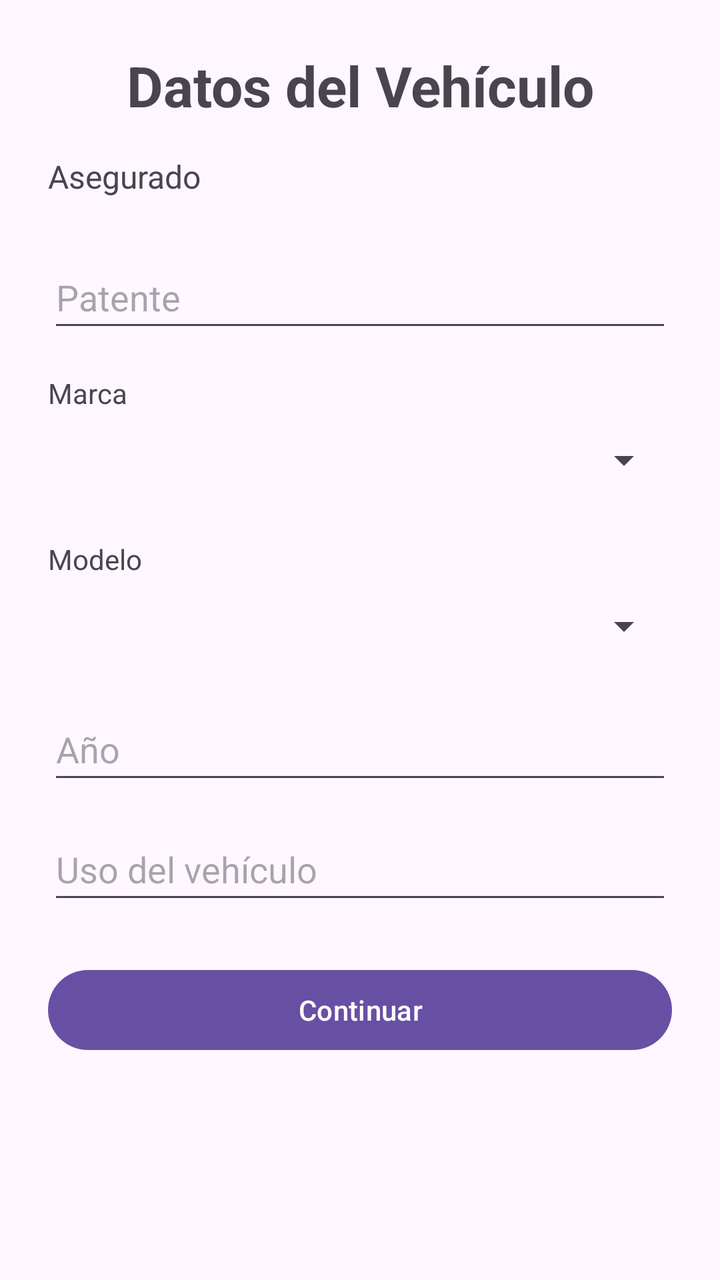
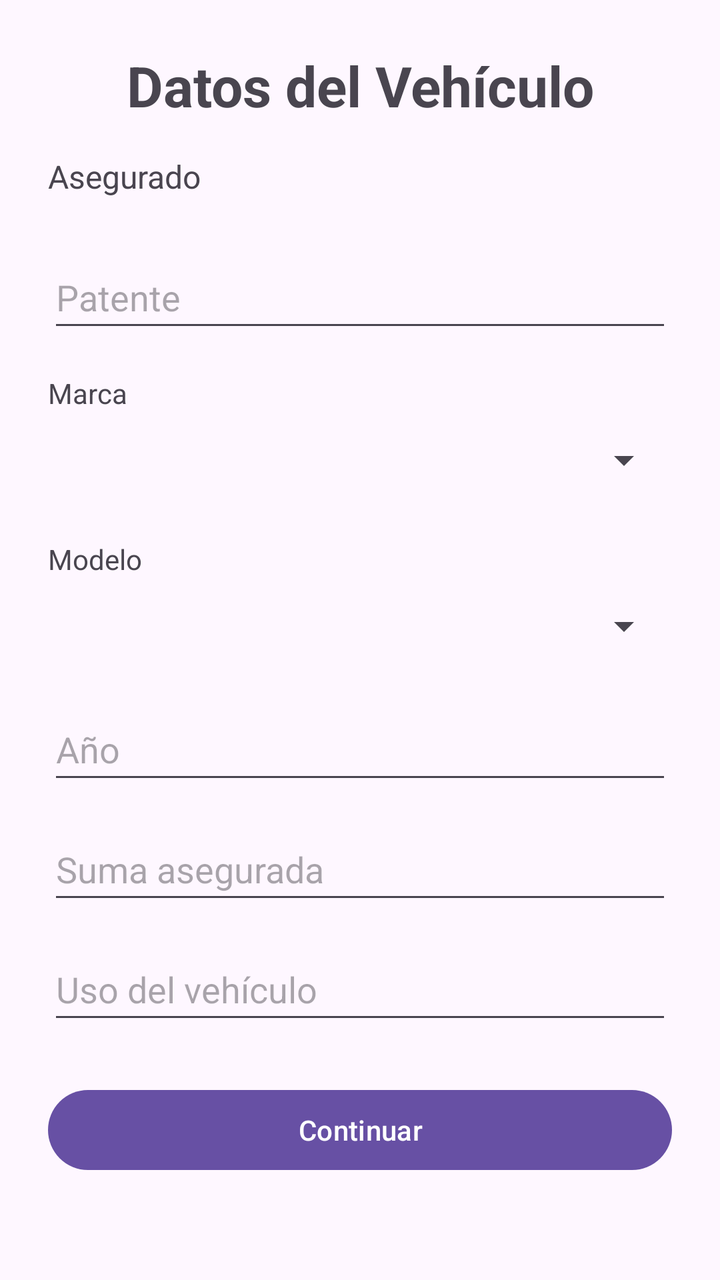

Screens rendered from an Android XML layout before and after an edit, with the pre-edit source and the edit as a unified diff.
<!-- AndroidManifest.xml: application theme Theme.CotizadorSeguros -->
<!-- res/layout/activity_vehiculo.xml -->
<?xml version="1.0" encoding="utf-8"?>
<androidx.constraintlayout.widget.ConstraintLayout
    xmlns:android="http://schemas.android.com/apk/res/android"
    xmlns:app="http://schemas.android.com/apk/res-auto"
    xmlns:tools="http://schemas.android.com/tools"
    android:id="@+id/main"
    android:layout_width="match_parent"
    android:layout_height="match_parent"
    tools:context=".VehiculoActivity">

    <ScrollView
        android:id="@+id/scrollVehiculo"
        android:layout_width="0dp"
        android:layout_height="0dp"
        android:fillViewport="true"
        app:layout_constraintTop_toTopOf="parent"
        app:layout_constraintBottom_toBottomOf="parent"
        app:layout_constraintStart_toStartOf="parent"
        app:layout_constraintEnd_toEndOf="parent">

        <LinearLayout
            android:id="@+id/contenedorVehiculo"
            android:layout_width="match_parent"
            android:layout_height="wrap_content"
            android:orientation="vertical"
            android:padding="24dp">

            <TextView
                android:id="@+id/txtTituloVehiculo"
                android:layout_width="match_parent"
                android:layout_height="wrap_content"
                android:text="Datos del Vehículo"
                android:textSize="28sp"
                android:textStyle="bold"
                android:gravity="center"
                android:layout_marginBottom="16dp" />

            <TextView
                android:id="@+id/txtAsegurado"
                android:layout_width="match_parent"
                android:layout_height="wrap_content"
                android:text="Asegurado"
                android:textSize="16sp"
                android:layout_marginBottom="24dp" />

            <EditText
                android:id="@+id/inputPatente"
                android:layout_width="match_parent"
                android:layout_height="wrap_content"
                android:minHeight="48dp"
                android:hint="Patente"
                android:inputType="textCapCharacters" />

            <TextView
                android:layout_width="match_parent"
                android:layout_height="wrap_content"
                android:text="Marca"
                android:layout_marginTop="16dp" />

            <Spinner
                android:id="@+id/spinnerMarca"
                android:layout_width="match_parent"
                android:layout_height="wrap_content"
                android:minHeight="48dp" />

            <TextView
                android:layout_width="match_parent"
                android:layout_height="wrap_content"
                android:text="Modelo"
                android:layout_marginTop="16dp" />

            <Spinner
                android:id="@+id/spinnerModelo"
                android:layout_width="match_parent"
                android:layout_height="wrap_content"
                android:minHeight="48dp" />

            <EditText
                android:id="@+id/inputAnio"
                android:layout_width="match_parent"
                android:layout_height="wrap_content"
                android:minHeight="48dp"
                android:hint="Año"
                android:inputType="number"
                android:layout_marginTop="12dp" />

            <EditText
                android:id="@+id/inputUso"
                android:layout_width="match_parent"
                android:layout_height="wrap_content"
                android:minHeight="48dp"
                android:hint="Uso del vehículo"
                android:inputType="textCapWords"
                android:layout_marginTop="12dp" />

            <Button
                android:id="@+id/btnContinuarVehiculo"
                android:layout_width="match_parent"
                android:layout_height="wrap_content"
                android:text="Continuar"
                android:layout_marginTop="24dp"
                android:onClick="continuarVehiculo" />

        </LinearLayout>

    </ScrollView>

</androidx.constraintlayout.widget.ConstraintLayout>
<!-- resources referenced by this layout -->
<resources>
  <style name="Theme.CotizadorSeguros" parent="Base.Theme.CotizadorSeguros" />
  <style name="Base.Theme.CotizadorSeguros" parent="Theme.Material3.DayNight.NoActionBar">
          
          
      </style>
</resources>

<!-- the commit's change to res/layout/activity_vehiculo.xml (unified diff, before → after) -->
@@ -85,6 +85,15 @@
                 android:layout_marginTop="12dp" />
 
             <EditText
+                android:id="@+id/inputSumaAsegurada"
+                android:layout_width="match_parent"
+                android:layout_height="wrap_content"
+                android:minHeight="48dp"
+                android:hint="Suma asegurada"
+                android:inputType="numberDecimal"
+                android:layout_marginTop="12dp" />
+
+            <EditText
                 android:id="@+id/inputUso"
                 android:layout_width="match_parent"
                 android:layout_height="wrap_content"
